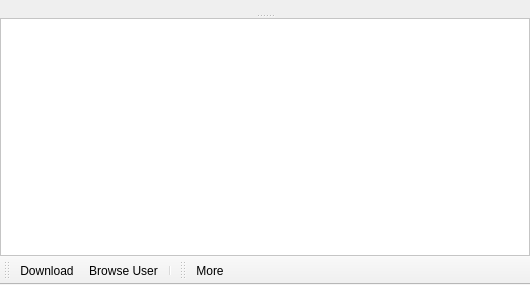
First picture: the form in Quazaa/UI/widgetsearchresults.ui, repository quazaa-development-team/Quazaa, before the edit.
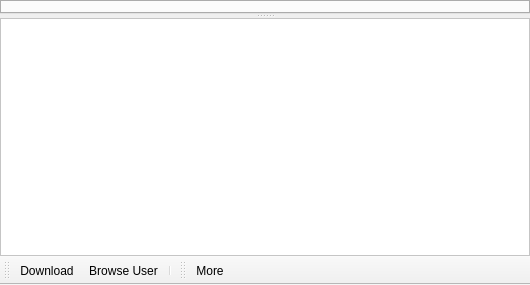
Second picture: the form after the edit. Icons and pictures are not drawn.

```diff
--- a/Quazaa/UI/widgetsearchresults.ui
+++ b/Quazaa/UI/widgetsearchresults.ui
@@ -46,30 +46,7 @@
       </property>
       <widget class="QFrame" name="frameSearches">
        <property name="styleSheet">
-        <string notr="true">QTabWidget::pane { /* The tab widget frame */
-     border-top: 2px solid #C2C7CB;
- }
-
-QTabWidget::pane { /* The tab widget frame */
-     border-top: 2px solid transparent;
- }
-
- QTabWidget::tab-bar {
-     left: 5px;  /* move to the right by 5px */
- }
-
- /* Style the tab using the tab sub-control. Note that
-     it reads QTabBar _not_ QTabWidget */
- QTabBar::tab {
-     background:transparent;
-     border: 1px solid transparent;
-     padding: 4px;
- }
-
- QTabBar::tab:selected, QTabBar::tab:hover {
-     border: 1px solid rgb(78, 96, 255);
-     background-color: qlineargradient(x1: 0, y1: 0, x2: 0, y2: 1, stop: 0 #dadbde, stop: 1 #f6f7fa);
- }</string>
+        <string notr="true"/>
        </property>
        <layout class="QGridLayout" name="gridLayout_61">
         <property name="leftMargin">
```
Left out of the diff: 2 changed lines with no effect on the pictures.
